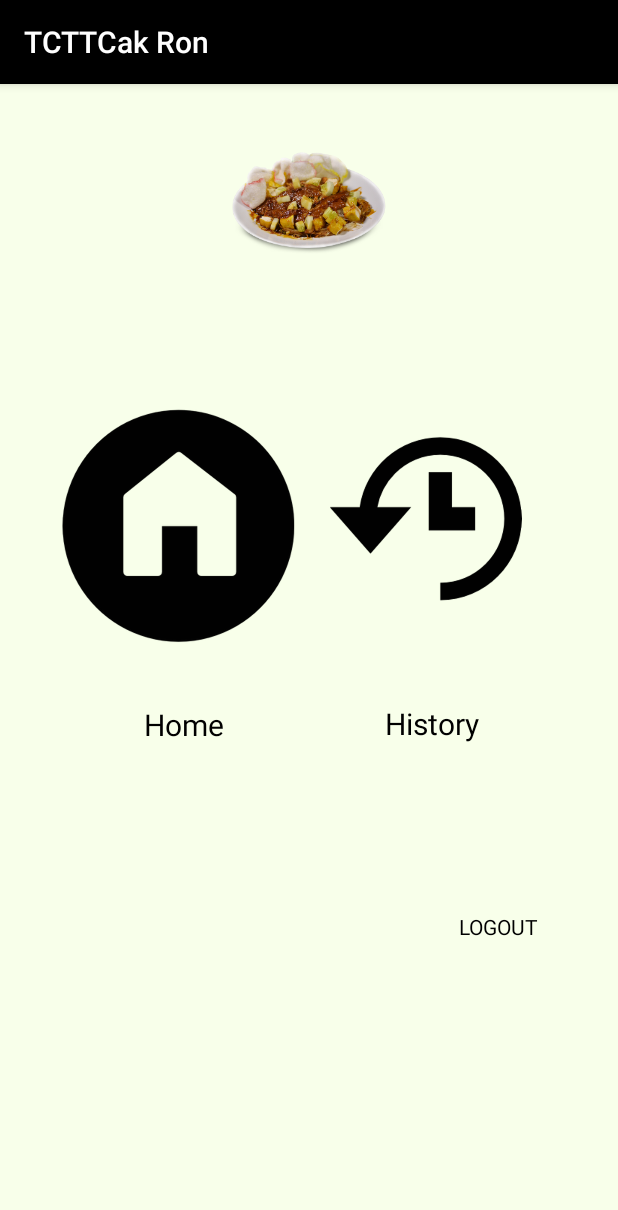
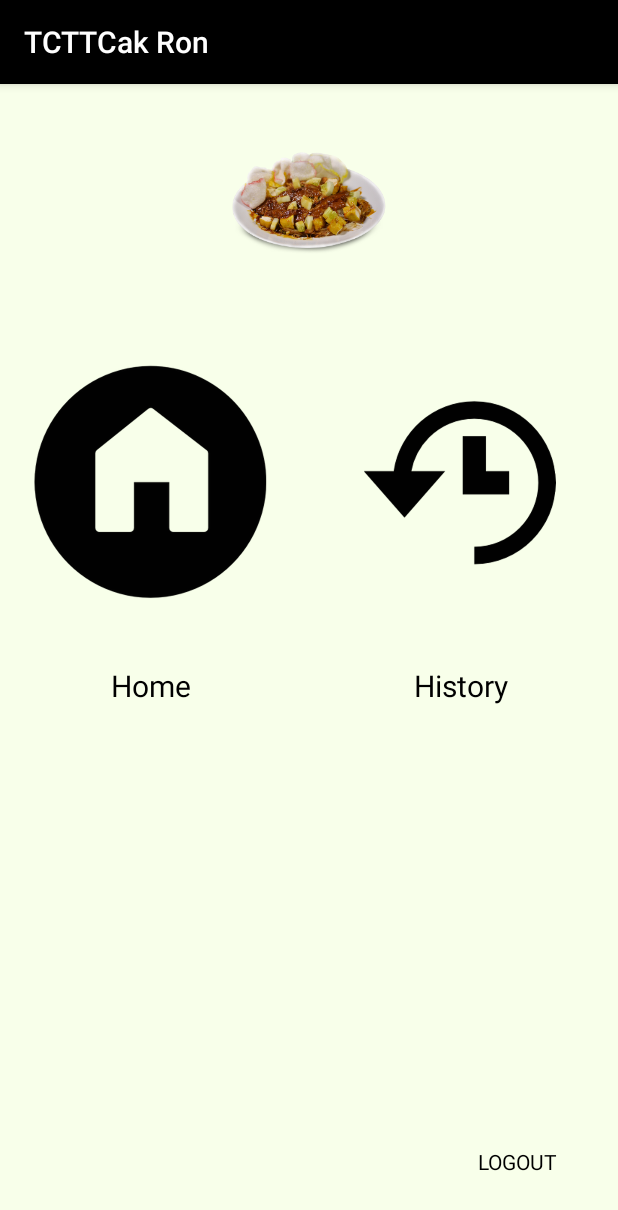
Before and after one commit to A-M-A-Gang/TCTTCakRon, an Android app: the SettingAdmin screen opened directly, with no data from a screen before it, on a phone screen of 412 x 824 dp. Shown: the top 1210 px of the screen. Run offline under Robolectric (Android 15) with nearby library versions, the phone set to English and light mode, and no system bars; Roboto replaces fonts that are not available here.

Commit message:
Update setting admin

```diff
--- a/TCTTCakRon/app/src/main/AndroidManifest.xml
+++ b/TCTTCakRon/app/src/main/AndroidManifest.xml
@@ -22,7 +22,6 @@
         <activity android:name=".UpdateAdmin" />
         <activity android:name=".FiturAdmin" />
         <activity android:name=".LoginAdmin" />
-        <activity android:name=".OptionActivity" />
         <activity android:name=".SettingAdmin" />
         <activity android:name=".HistoryAdmin" />
         <activity android:name=".MainActivity">
--- a/TCTTCakRon/app/src/main/res/layout/activity_setting_admin.xml
+++ b/TCTTCakRon/app/src/main/res/layout/activity_setting_admin.xml
@@ -21,79 +21,97 @@
 
     <androidx.constraintlayout.widget.ConstraintLayout
         android:id="@+id/constraintLayout2"
-        android:layout_width="411dp"
-        android:layout_height="454dp"
+        android:layout_width="0dp"
+        android:layout_height="0dp"
+        android:layout_marginBottom="16dp"
         android:orientation="vertical"
-        app:layout_constraintBottom_toBottomOf="parent"
+        app:layout_constraintBottom_toTopOf="@+id/textView"
         app:layout_constraintEnd_toEndOf="parent"
         app:layout_constraintHorizontal_bias="0.0"
         app:layout_constraintStart_toStartOf="parent"
-        app:layout_constraintTop_toBottomOf="@+id/imageView"
-        app:layout_constraintVertical_bias="0.0">
+        app:layout_constraintTop_toBottomOf="@+id/imageView">
+
+        <TableRow
+            android:id="@+id/tableRowIcon"
+            android:layout_width="match_parent"
+            android:layout_height="wrap_content"
+            android:layout_marginTop="40dp"
+            app:layout_constraintEnd_toEndOf="parent"
+            app:layout_constraintStart_toStartOf="parent"
+            app:layout_constraintTop_toTopOf="parent">
 
             <ImageButton
                 android:id="@+id/imageButton9"
                 android:layout_width="158dp"
                 android:layout_height="165dp"
-            android:layout_marginStart="40dp"
-            android:layout_marginTop="84dp"
+                android:layout_gravity="center"
+                android:layout_weight="1"
                 android:background="@null"
+                android:baselineAlignBottom="true"
                 android:onClick="handlerOnClickHome"
-            app:layout_constraintStart_toStartOf="parent"
-            app:layout_constraintTop_toTopOf="parent"
                 app:srcCompat="@drawable/iconhome3" />
 
             <ImageButton
                 android:id="@+id/imageButton12"
                 android:layout_width="167dp"
                 android:layout_height="195dp"
-            android:layout_marginTop="64dp"
-            android:layout_marginEnd="44dp"
+                android:layout_weight="1"
                 android:background="@null"
                 android:onClick="handlerOnClickHistory"
+                app:srcCompat="@drawable/iconhistory3" />
+        </TableRow>
+
+        <TableRow
+            android:layout_width="match_parent"
+            android:layout_height="0dp"
+            android:layout_marginTop="24dp"
             app:layout_constraintEnd_toEndOf="parent"
-            app:layout_constraintTop_toTopOf="parent"
-            app:srcCompat="@drawable/iconhistory3" />
+            app:layout_constraintTop_toBottomOf="@+id/tableRowIcon">
 
             <TextView
                 android:id="@+id/textView7"
                 android:layout_width="wrap_content"
                 android:layout_height="wrap_content"
-            android:layout_marginStart="96dp"
-            android:layout_marginTop="36dp"
+                android:layout_weight="1"
                 android:fontFamily="@font/caveat_brush"
                 android:text="Home"
+                android:textAlignment="center"
                 android:textColor="@color/colorBlack"
-            android:textSize="20dp"
-            app:layout_constraintStart_toStartOf="parent"
-            app:layout_constraintTop_toBottomOf="@+id/imageButton9" />
+                android:textSize="20dp" />
 
             <TextView
                 android:id="@+id/textView8"
                 android:layout_width="wrap_content"
                 android:layout_height="wrap_content"
-            android:layout_marginTop="25dp"
-            android:layout_marginEnd="92dp"
+                android:layout_weight="1"
                 android:fontFamily="@font/caveat_brush"
                 android:text="History"
+                android:textAlignment="center"
                 android:textColor="@color/colorBlack"
-            android:textSize="20dp"
-            app:layout_constraintEnd_toEndOf="parent"
-            app:layout_constraintTop_toBottomOf="@+id/imageButton12" />
+                android:textSize="20dp" />
+        </TableRow>
+
+        <LinearLayout
+            android:id="@+id/linearLayout"
+            android:layout_width="match_parent"
+            android:layout_height="wrap_content"
+            android:orientation="horizontal">
+
+        </LinearLayout>
+
+    </androidx.constraintlayout.widget.ConstraintLayout>
 
     <TextView
         android:id="@+id/textView"
         android:layout_width="wrap_content"
         android:layout_height="wrap_content"
-            android:layout_marginTop="112dp"
-            android:layout_marginEnd="52dp"
+        android:layout_marginEnd="40dp"
+        android:layout_marginBottom="40dp"
         android:fontFamily="@font/caveat_brush"
         android:onClick="handlerOnClickLogout"
         android:text="LOGOUT"
         android:textColor="@color/colorBlack"
-            app:layout_constraintEnd_toEndOf="parent"
-            app:layout_constraintTop_toBottomOf="@+id/textView8" />
+        app:layout_constraintBottom_toBottomOf="parent"
+        app:layout_constraintEnd_toEndOf="parent" />
 
 </androidx.constraintlayout.widget.ConstraintLayout>
-
-</androidx.constraintlayout.widget.ConstraintLayout>
```
Also changed, not shown: TCTTCakRon/app/src/main/java/id/ac/polinema/tcttcakron/LoginAdmin.java (+5 -3 lines), TCTTCakRon/app/src/main/java/id/ac/polinema/tcttcakron/OptionActivity.java (deleted, +0 -26 lines), TCTTCakRon/app/src/main/java/id/ac/polinema/tcttcakron/SettingAdmin.java (+24 -0 lines), TCTTCakRon/app/src/main/res/layout/activity_option.xml (deleted, +0 -66 lines). Lines whose indentation alone changed are shown as unchanged.
